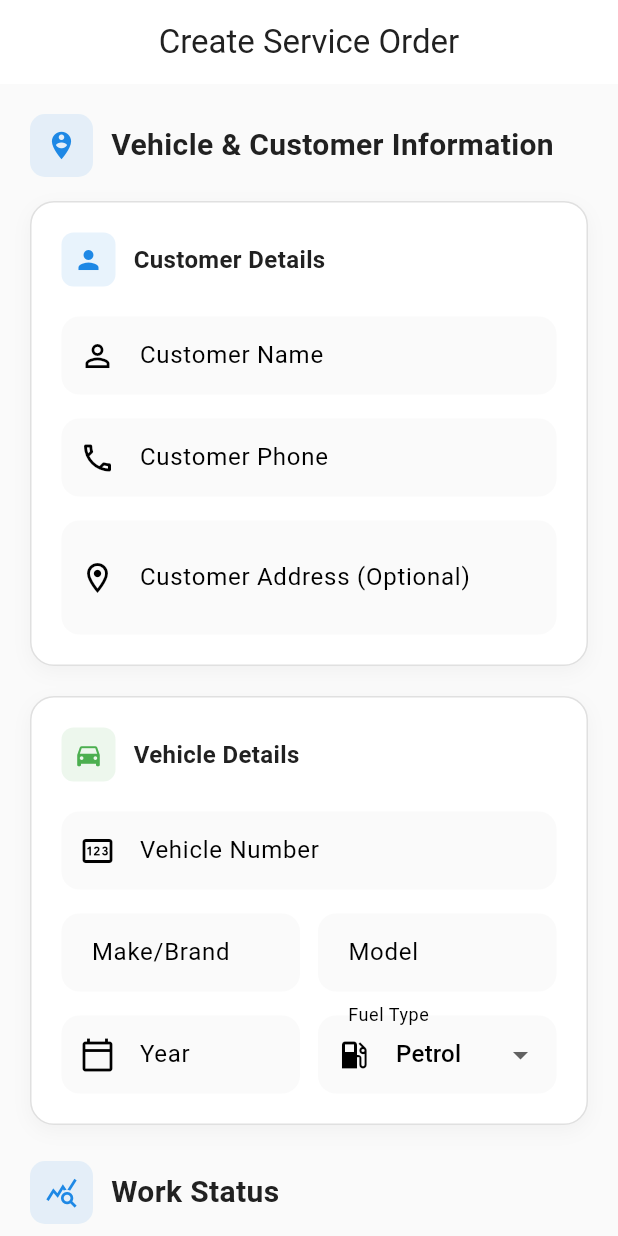
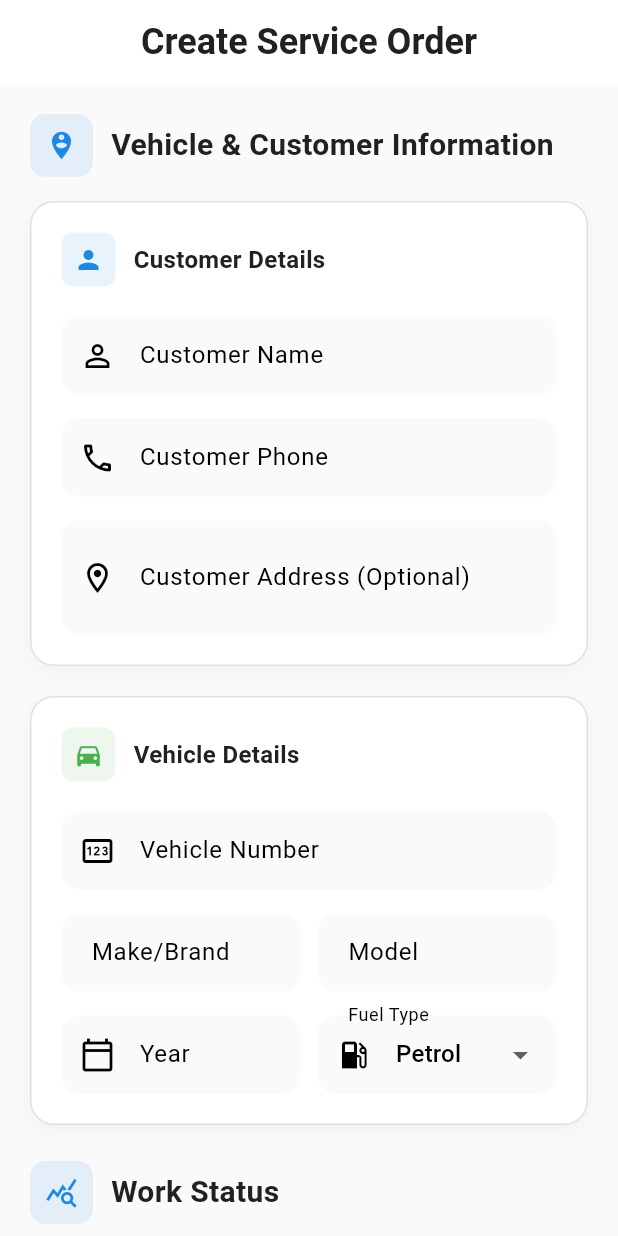
Before and after one commit to subinjose11/chat_app, a Flutter app: the ServiceOrderScreen screen opened by its route, on a phone screen of 412 x 824 dp. Run offline on Flutter 3.47's test engine with Material 3 defaults, Android fonts, the phone set to English and light mode, and no system bars; our stand-ins replace cloud_firestore, file_picker, firebase_auth, firebase_core, firebase_messaging, firebase_storage and 13 more; accounts and stored records are empty.

Commit message:
refact: app bar font size increased

```diff
--- a/lib/core/theme/app_theme.dart
+++ b/lib/core/theme/app_theme.dart
@@ -19,6 +19,11 @@ final lightTheme = ThemeData(
     elevation: 0,
     centerTitle: true,
     iconTheme: IconThemeData(color: AppColors.textPrimary),
+    titleTextStyle: TextStyle(
+      fontSize: 24,
+      fontWeight: FontWeight.bold,
+      color: AppColors.textPrimary,
+    ),
   ),
   cardTheme: CardThemeData(
     color: AppColors.cardBackgroundLight,
@@ -80,6 +85,11 @@ final darkTheme = ThemeData(
     elevation: 0,
     centerTitle: true,
     iconTheme: IconThemeData(color: AppColors.white),
+    titleTextStyle: TextStyle(
+      fontSize: 24,
+      fontWeight: FontWeight.bold,
+      color: AppColors.white,
+    ),
   ),
   cardTheme: CardThemeData(
     color: AppColors.cardBackgroundDark,
```
